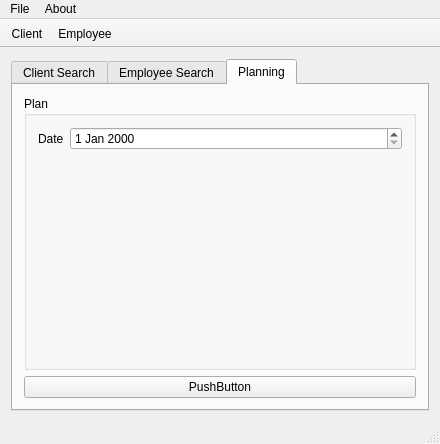
Above: mainwindow.ui from mariedegen/QtProject before the change. Below: the same form after it.
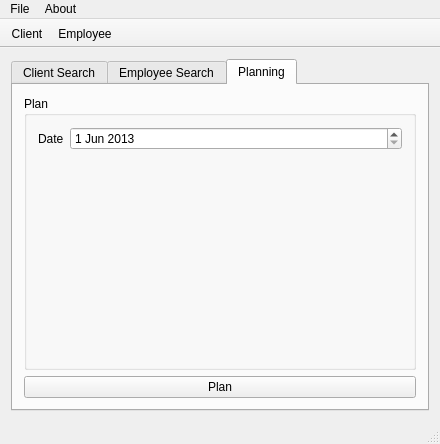
That is the form after the change. Icons and pictures are not drawn.

Diff of the .ui file:
```diff
--- a/mainwindow.ui
+++ b/mainwindow.ui
@@ -284,7 +284,41 @@
            <item row="0" column="1">
             <layout class="QHBoxLayout" name="horizontalLayout_3">
              <item>
-              <widget class="QDateEdit" name="dateEdit"/>
+              <widget class="QDateEdit" name="dateEdit">
+               <property name="enabled">
+                <bool>true</bool>
+               </property>
+               <property name="dateTime">
+                <datetime>
+                 <hour>0</hour>
+                 <minute>0</minute>
+                 <second>0</second>
+                 <year>2013</year>
+                 <month>6</month>
+                 <day>1</day>
+                </datetime>
+               </property>
+               <property name="maximumDateTime">
+                <datetime>
+                 <hour>18</hour>
+                 <minute>0</minute>
+                 <second>0</second>
+                 <year>2020</year>
+                 <month>12</month>
+                 <day>31</day>
+                </datetime>
+               </property>
+               <property name="minimumDateTime">
+                <datetime>
+                 <hour>8</hour>
+                 <minute>0</minute>
+                 <second>0</second>
+                 <year>2013</year>
+                 <month>1</month>
+                 <day>1</day>
+                </datetime>
+               </property>
+              </widget>
              </item>
             </layout>
            </item>
@@ -297,7 +331,10 @@
            <bool>true</bool>
           </property>
           <property name="text">
-           <string>PushButton</string>
+           <string>Plan</string>
+          </property>
+          <property name="checkable">
+           <bool>false</bool>
           </property>
          </widget>
         </item>
```
Left out of the diff: 4 changed lines with no effect on the pictures.
